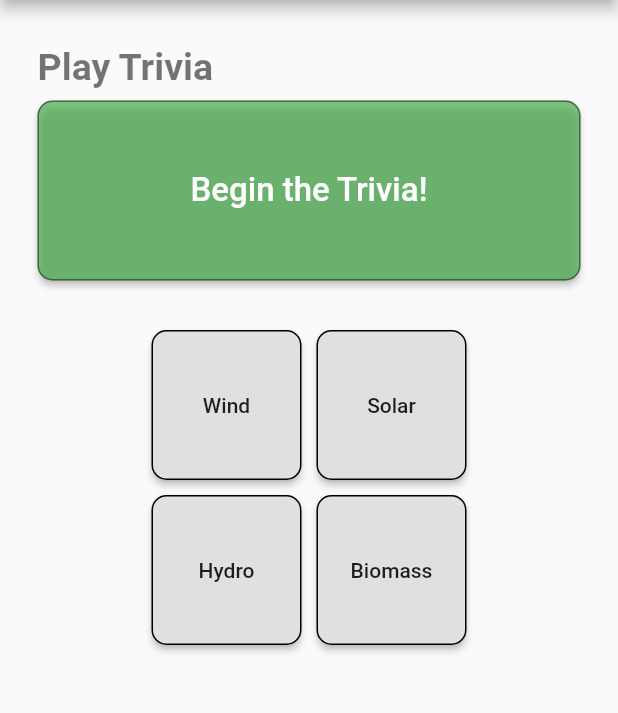
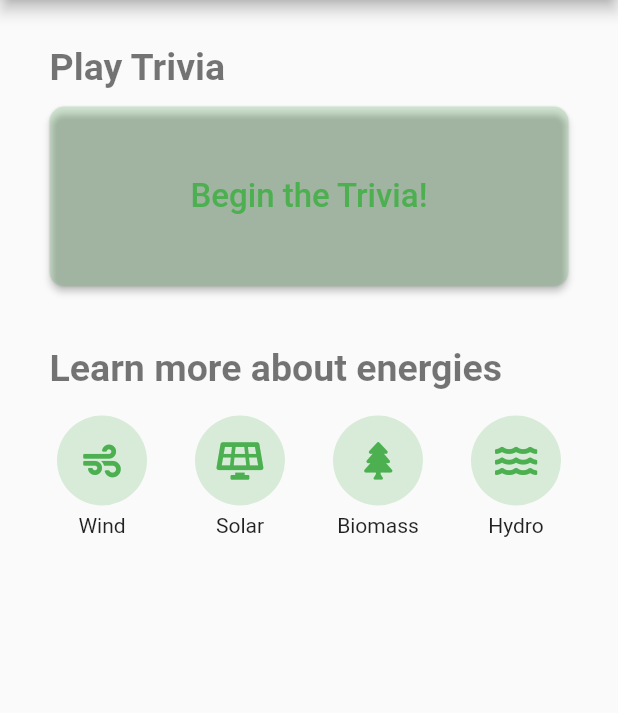
Before and after one commit to samramez/green_energy_app, a Flutter app: the screen it shows after launch, on a phone screen of 412 x 824 dp, the part 84-797 px from its top. Run offline on Flutter 3.47's test engine with Material 2 defaults, Android fonts, the phone set to English and light mode, and no system bars; our stand-ins replace font_awesome_flutter, page_transition.

Commit message:
replace ugly energy boxes with more prettier ones.

```diff
--- a/lib/model/EnergyType.dart
+++ b/lib/model/EnergyType.dart
@@ -1,6 +1,6 @@
 enum EnergyType { wind, solar, hydro, biomass }
 
-String energyTypeToString(EnergyType energyType) {
+String getEnergyTypeString(EnergyType energyType) {
   switch (energyType) {
     case EnergyType.wind:
       return "Wind";
--- a/lib/ui/HomePage.dart
+++ b/lib/ui/HomePage.dart
@@ -14,7 +14,6 @@ class HomePage extends StatelessWidget {
             padding: EdgeInsets.symmetric(vertical: 30.0),
             children: <Widget>[
               TriviaTile(),
-              SizedBox(height: 20.0,), // Creates space between tiles.
               EnergyTile()
             ],
           ),
--- /dev/null
+++ b/lib/ui/TileWidget.dart
@@ -0,0 +1,34 @@
+import 'package:flutter/material.dart';
+
+class TileWidget extends StatelessWidget {
+  final String title;
+  final Widget tileContent;
+
+  TileWidget({Key key, this.title, this.tileContent}) : super(key: key);
+
+  @override
+  Widget build(BuildContext context) {
+    return Padding(
+        padding: EdgeInsets.only(left: 18.0, right: 18.0),
+        child: Container(
+            margin: EdgeInsets.symmetric(horizontal: 15.0),
+            width: double.infinity,
+            child: Column(
+              crossAxisAlignment: CrossAxisAlignment.start,
+              children: <Widget>[
+                Text(
+                  title,
+                  style: TextStyle(
+                      fontSize: 25.0,
+                      fontWeight: FontWeight.bold,
+                      color: Colors.black54),
+                ),
+                SizedBox(height: 12),
+                tileContent,
+                SizedBox(
+                  height: 40.0,
+                ),
+              ],
+            )));
+  }
+}
--- a/lib/ui/energies/EnergyPage.dart
+++ b/lib/ui/energies/EnergyPage.dart
@@ -10,7 +10,7 @@ class EnergyPage extends StatelessWidget {
   Widget build(BuildContext context) {
     return Scaffold(
       appBar: AppBar(
-        title: Text(energyTypeToString(energyType)),
+        title: Text(getEnergyTypeString(energyType)),
         leading: BackButton(),
       ),
     );
--- a/lib/ui/energies/EnergyTile.dart
+++ b/lib/ui/energies/EnergyTile.dart
@@ -1,6 +1,8 @@
 import 'package:flutter/cupertino.dart';
 import 'package:flutter/material.dart';
+import 'package:font_awesome_flutter/font_awesome_flutter.dart';
 import 'package:green_energy_app/model/EnergyType.dart';
+import 'package:green_energy_app/ui/TileWidget.dart';
 import 'package:page_transition/page_transition.dart';
 
 import 'EnergyPage.dart';
@@ -8,26 +10,17 @@ import 'EnergyPage.dart';
 class EnergyTile extends StatelessWidget {
   @override
   Widget build(BuildContext context) {
-    return Center(
-      child: Column(
-        mainAxisAlignment: MainAxisAlignment.center,
-        crossAxisAlignment: CrossAxisAlignment.center,
+    return TileWidget(
+      title: "Learn more about energies",
+      tileContent: Column(
         children: <Widget>[
-          Column(
+          Row(
+            mainAxisAlignment: MainAxisAlignment.spaceBetween,
             children: <Widget>[
-              Row(
-                  mainAxisAlignment: MainAxisAlignment.center,
-                  children: <Widget>[
-                    EnergyButton('Wind', EnergyType.wind),
-                    EnergyButton('Solar', EnergyType.solar)
-                  ]),
-              Row(
-                mainAxisAlignment: MainAxisAlignment.center,
-                children: <Widget>[
-                  EnergyButton('Hydro', EnergyType.hydro),
-                  EnergyButton('Biomass', EnergyType.biomass)
-                ],
-              )
+              EnergyButton(EnergyType.wind, FontAwesomeIcons.wind),
+              EnergyButton(EnergyType.solar, FontAwesomeIcons.solarPanel),
+              EnergyButton(EnergyType.biomass, FontAwesomeIcons.tree),
+              EnergyButton(EnergyType.hydro, FontAwesomeIcons.water),
             ],
           )
         ],
@@ -37,27 +30,35 @@ class EnergyTile extends StatelessWidget {
 }
 
 class EnergyButton extends StatelessWidget {
-  final String energyName;
   final EnergyType energyType;
+  final IconData icon;
 
-  EnergyButton(this.energyName, this.energyType);
+  EnergyButton(this.energyType, this.icon);
 
   @override
   Widget build(BuildContext context) {
-    return Container(
-      margin: EdgeInsets.all(5),
-      height: 100,
-      width: 100,
-      child: RaisedButton(
-        child: Text(energyName),
-        shape: RoundedRectangleBorder(
-            borderRadius: new BorderRadius.circular(10.0),
-            side: BorderSide(color: Colors.black)),
-        padding: EdgeInsets.all(5),
-        onPressed: () {
-          _handleEnergyButtonClick(energyType, context);
-        },
-      ),
+    return Column(
+      children: <Widget>[
+        GestureDetector(
+          onTap: () {
+            _handleEnergyButtonClick(energyType, context);
+          },
+          child: Container(
+            margin: EdgeInsets.all(5),
+            height: 60,
+            width: 60,
+            child: Icon(
+              icon,
+              size: 25.0,
+              color: Theme.of(context).primaryColor,
+            ),
+            decoration: BoxDecoration(
+                color: Theme.of(context).accentColor.withOpacity(0.2),
+                borderRadius: BorderRadius.circular(30.0)),
+          ),
+        ),
+        Text(getEnergyTypeString(energyType))
+      ],
     );
   }
 
--- a/lib/ui/trivia/TriviaTile.dart
+++ b/lib/ui/trivia/TriviaTile.dart
@@ -1,25 +1,12 @@
 import 'package:flutter/material.dart';
+import 'package:green_energy_app/ui/TileWidget.dart';
 
 class TriviaTile extends StatelessWidget {
   @override
   Widget build(BuildContext context) {
-    return Padding(
-        padding: EdgeInsets.only(left: 10.0, right: 10.0),
-        child: Container(
-            margin: EdgeInsets.symmetric(horizontal: 15.0),
-            width: double.infinity,
-            child: Column(
-              crossAxisAlignment: CrossAxisAlignment.start,
-              children: <Widget>[
-                Text(
-                  "Play Trivia",
-                  style: TextStyle(
-                      fontSize: 25.0,
-                      fontWeight: FontWeight.bold,
-                      color: Colors.black54),
-                ),
-                Container(
-                  margin: EdgeInsets.fromLTRB(0, 8, 0, 8),
+    return TileWidget(
+      title: "Play Trivia",
+      tileContent: Container(
         height: 120,
         width: double.infinity,
         child: RaisedButton(
@@ -31,14 +18,13 @@ class TriviaTile extends StatelessWidget {
           ),
           shape: RoundedRectangleBorder(
             borderRadius: new BorderRadius.circular(10.0),
-                        side: BorderSide(color: Colors.black45)),
+          ),
           padding: EdgeInsets.all(5),
-                    color: Colors.green.withOpacity(0.7),
-                    textColor: Colors.white,
+          color: Colors.green.withOpacity(0.2),
+          textColor: Theme.of(context).accentColor,
           onPressed: () {},
         ),
-                )
-              ],
-            )));
+      ),
+    );
   }
 }
--- a/pubspec.yaml
+++ b/pubspec.yaml
@@ -26,6 +26,7 @@ dependencies:
   cloud_firestore: ^0.13.4+2
 
   page_transition: ^1.1.5
+  font_awesome_flutter: ^8.7.0
 
 dev_dependencies:
   flutter_test:
```
Also changed, not shown: pubspec.lock. Lines whose indentation alone changed are shown as unchanged.
